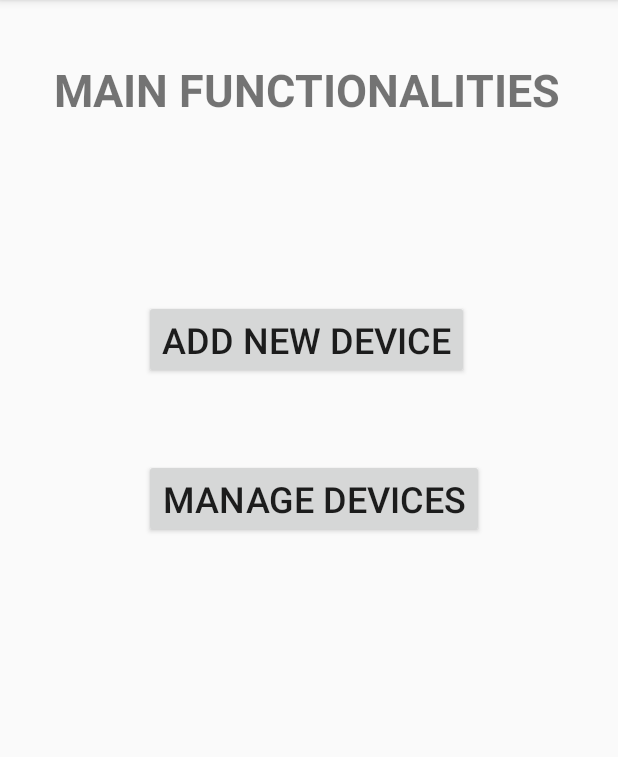
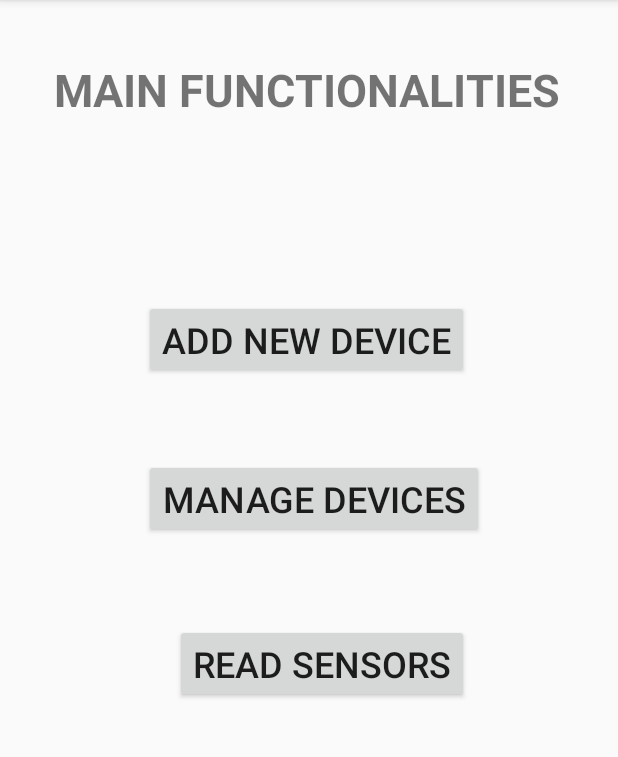
Before and after one commit to RubenRodrigues28/ApplicationAmbientIntelligence, an Android app: the MainConsoleActivity screen opened directly, with no data from a screen before it, on a phone screen of 412 x 824 dp, the part 84-841 px from its top. Run offline under Robolectric (Android 15) with nearby library versions, the phone set to English and light mode, and no system bars.

Commit message:
Erro Base de dados

```diff
--- a/app/src/main/AndroidManifest.xml
+++ b/app/src/main/AndroidManifest.xml
@@ -1,6 +1,9 @@
 <?xml version="1.0" encoding="utf-8"?>
 <manifest xmlns:android="http://schemas.android.com/apk/res/android"
     package="tecnico.ulisboa.pt.smarthomeapplication">
+
+    <uses-permission
+        android:name="android.permission.READ_EXTERNAL_STORAGE" />
 
     <application
         android:allowBackup="true"
--- a/app/src/main/java/tecnico/ulisboa/pt/smarthomeapplication/MainConsoleActivity.java
+++ b/app/src/main/java/tecnico/ulisboa/pt/smarthomeapplication/MainConsoleActivity.java
@@ -1,17 +1,38 @@
 package tecnico.ulisboa.pt.smarthomeapplication;
 
+import android.Manifest;
+import android.app.ActionBar;
 import android.content.Intent;
+import android.os.Build;
 import android.os.Bundle;
 import android.view.View;
 import android.widget.Button;
+import android.widget.ListView;
+import android.widget.TextView;
+import android.widget.Toast;
 
 import androidx.appcompat.app.AppCompatActivity;
+
+import java.io.BufferedReader;
+import java.io.FileInputStream;
+import java.io.FileNotFoundException;
+import java.io.IOException;
+import java.io.InputStream;
+import java.io.InputStreamReader;
+import java.util.List;
+
+import tecnico.ulisboa.pt.smarthomeapplication.database.DatabaseHelper;
+import tecnico.ulisboa.pt.smarthomeapplication.database.DeviceModel;
 
 public class MainConsoleActivity extends AppCompatActivity {
 
     //UI REFERENCES
     private Button btn_addNewDevice;
     private Button btn_manageDevices;
+    private Button btn_readSensors;
+    private TextView textOuput;
+    private ListView lst_devices;
+    private DatabaseHelper databaseHelper;
 
     @Override
     protected void onCreate(Bundle savedInstanceState) {
@@ -20,7 +41,15 @@ public class MainConsoleActivity extends AppCompatActivity {
 
         btn_addNewDevice = findViewById(R.id.btnAddDevice);
         btn_manageDevices = findViewById(R.id.btnManageDevices);
+        btn_readSensors = findViewById(R.id.btnReadSensors);
+        textOuput = findViewById(R.id.textOuput);
+
+        lst_devices = findViewById(R.id.lst_devices);
+        databaseHelper = new DatabaseHelper(MainConsoleActivity.this);
+
         setClickListeners();
+
+
     }
 
     private void setClickListeners() {
@@ -37,6 +66,13 @@ public class MainConsoleActivity extends AppCompatActivity {
                 openShowDevicesActivity();
             }
         });
+
+        btn_readSensors.setOnClickListener(new View.OnClickListener() {
+            @Override
+            public void onClick(View v) {
+                readFile();
+            }
+        });
     }
 
     public void openShowDevicesActivity() {
@@ -48,4 +84,38 @@ public class MainConsoleActivity extends AppCompatActivity {
         Intent intent = new Intent(this, AddNewDeviceActivity.class);
         startActivity(intent);
     }
+
+    public void readFile() {
+        List<DeviceModel> devices = databaseHelper.getDevices();
+        for (DeviceModel device : devices) {
+            Toast.makeText(getApplicationContext(), device.getDeviceId(), Toast.LENGTH_LONG).show();
+        }
+
+        ActionBar.Tab displayText = null;
+        try {
+            InputStream file = this.getResources().openRawResource(R.raw.inputsensor);
+            InputStreamReader input = new InputStreamReader(file);
+            BufferedReader reader = new BufferedReader(input);
+
+            StringBuffer string = new StringBuffer();
+            String lines = "";
+            while ((lines = reader.readLine()) != null) {
+                string.append(lines + "\n");
+                if(lines.contains("temperature:")){
+                    String[] linha = lines.split("temperature:");
+                    //tempValue = Integer.parseInt(linha[1]);
+                    //if (tempValue < 0)
+                        //Toast.makeText(getApplicationContext(), linha[1], Toast.LENGTH_LONG).show();
+                }
+            }
+            textOuput.setText(string);
+            reader.close();
+
+
+        } catch (FileNotFoundException e) {
+            e.printStackTrace();
+        } catch (IOException e) {
+            e.printStackTrace();
+        }
+    }
 }
--- a/app/src/main/java/tecnico/ulisboa/pt/smarthomeapplication/database/DeviceModel.java
+++ b/app/src/main/java/tecnico/ulisboa/pt/smarthomeapplication/database/DeviceModel.java
@@ -9,6 +9,8 @@ import static tecnico.ulisboa.pt.smarthomeapplication.database.DevicesConstants.
 import static tecnico.ulisboa.pt.smarthomeapplication.database.DevicesConstants.DEFAULT_POWERPLUG_ENERGY_CONSUMED;
 import static tecnico.ulisboa.pt.smarthomeapplication.database.DevicesConstants.DEFAULT_SENSOR_ENERGY_CONSUMED;
 import static tecnico.ulisboa.pt.smarthomeapplication.database.DevicesConstants.DEFAULT_SENSOR_HUMIDITY_PERCENT;
+import static tecnico.ulisboa.pt.smarthomeapplication.database.DevicesConstants.DEFAULT_SENSOR_MAXTEMPERATURE_CELSIUS;
+import static tecnico.ulisboa.pt.smarthomeapplication.database.DevicesConstants.DEFAULT_SENSOR_MINTEMPERATURE_CELSIUS;
 import static tecnico.ulisboa.pt.smarthomeapplication.database.DevicesConstants.DEFAULT_SENSOR_TEMPERATURE_CELSIUS;
 
 public class DeviceModel implements Serializable {
@@ -34,7 +36,7 @@ public class DeviceModel implements Serializable {
                 powerPlugModel = new PowerPlugModel(DEFAULT_POWERPLUG_ENERGY_CONSUMED);
                 break;
             case "Sensor":
-                sensorModel = new SensorModel(DEFAULT_SENSOR_HUMIDITY_PERCENT, DEFAULT_SENSOR_TEMPERATURE_CELSIUS, DEFAULT_SENSOR_ENERGY_CONSUMED);
+                sensorModel = new SensorModel(DEFAULT_SENSOR_HUMIDITY_PERCENT, DEFAULT_SENSOR_TEMPERATURE_CELSIUS, DEFAULT_SENSOR_ENERGY_CONSUMED, DEFAULT_SENSOR_MAXTEMPERATURE_CELSIUS, DEFAULT_SENSOR_MINTEMPERATURE_CELSIUS);
                 break;
             default:
                 // when none of the cases is true.
--- a/app/src/main/java/tecnico/ulisboa/pt/smarthomeapplication/database/DevicesConstants.java
+++ b/app/src/main/java/tecnico/ulisboa/pt/smarthomeapplication/database/DevicesConstants.java
@@ -10,5 +10,7 @@ public class DevicesConstants {
 
     protected static final int DEFAULT_SENSOR_HUMIDITY_PERCENT = 40;
     protected static final int DEFAULT_SENSOR_TEMPERATURE_CELSIUS = 22;
+    protected static final int DEFAULT_SENSOR_MAXTEMPERATURE_CELSIUS = 30;
+    protected static final int DEFAULT_SENSOR_MINTEMPERATURE_CELSIUS = 15;
     protected static final int DEFAULT_SENSOR_ENERGY_CONSUMED = 30;
 }
--- a/app/src/main/java/tecnico/ulisboa/pt/smarthomeapplication/database/SQLConstants.java
+++ b/app/src/main/java/tecnico/ulisboa/pt/smarthomeapplication/database/SQLConstants.java
@@ -45,16 +45,22 @@ public class SQLConstants {
     protected static final String SENSORS_TABLE = "SENSORS";
     protected static final String COLUMN_SENSOR_HUMIDITY = "humidity";
     protected static final String COLUMN_SENSOR_TEMPERATURE = "temperature";
+    protected static final String COLUMN_SENSOR_MAXTEMPERATURE = "maxTemperature";
+    protected static final String COLUMN_SENSOR_MINTEMPERATURE = "minTemperature";
     protected static final String COLUMN_SENSOR_ENERGYCONSUMED = "energyConsumed";
 
     protected static final String SQL_CREATE_SENSORS_TABLE = "CREATE TABLE IF NOT EXISTS " + SENSORS_TABLE + "("
             + COLUMN_DEVICE_ID + " INTEGER  PRIMARY KEY,"
             + COLUMN_SENSOR_HUMIDITY + " INTEGER NOT NULL,"
             + COLUMN_SENSOR_TEMPERATURE + " INTEGER NOT NULL,"
+            + COLUMN_SENSOR_MAXTEMPERATURE + " INTEGER NOT NULL,"
+            + COLUMN_SENSOR_MINTEMPERATURE + " INTEGER NOT NULL,"
             + COLUMN_SENSOR_ENERGYCONSUMED + " INTEGER NOT NULL)";
 
     protected static final String SQL_SELECT_HUMIDITY_SENSOR = "SELECT " + COLUMN_SENSOR_HUMIDITY + " FROM " + SENSORS_TABLE + " WHERE " + COLUMN_DEVICE_ID + " = ";
     protected static final String SQL_SELECT_TEMPERATURE_SENSOR = "SELECT " + COLUMN_SENSOR_TEMPERATURE + " FROM " + SENSORS_TABLE + " WHERE " + COLUMN_DEVICE_ID + " = ";
+    protected static final String SQL_SELECT_MAXTEMPERATURE_SENSOR = "SELECT " + COLUMN_SENSOR_MAXTEMPERATURE + " FROM " + SENSORS_TABLE + " WHERE " + COLUMN_DEVICE_ID + " = ";
+    protected static final String SQL_SELECT_MINTEMPERATURE_SENSOR = "SELECT " + COLUMN_SENSOR_MINTEMPERATURE + " FROM " + SENSORS_TABLE + " WHERE " + COLUMN_DEVICE_ID + " = ";
     protected static final String SQL_SELECT_ENERGY_CONSUMED_SENSOR = "SELECT " + COLUMN_SENSOR_ENERGYCONSUMED + " FROM " + SENSORS_TABLE + " WHERE " + COLUMN_DEVICE_ID + " = ";
     protected static final String SQL_DELETE_DEVICE_SENSOR = "DELETE FROM " + SENSORS_TABLE + " WHERE " + COLUMN_DEVICE_ID + " = ";
 
--- a/app/src/main/res/layout/activity_main_console.xml
+++ b/app/src/main/res/layout/activity_main_console.xml
@@ -5,6 +5,21 @@
     android:layout_width="match_parent"
     android:layout_height="match_parent"
     tools:context=".MainActivity">
+
+    <Button
+        android:id="@+id/btnReadSensors"
+        android:layout_width="wrap_content"
+        android:layout_height="wrap_content"
+        android:layout_marginTop="416dp"
+        android:layout_marginBottom="264dp"
+        android:text="READ SENSORS"
+        android:textSize="24sp"
+        app:layout_constraintBottom_toBottomOf="parent"
+        app:layout_constraintEnd_toEndOf="parent"
+        app:layout_constraintHorizontal_bias="0.539"
+        app:layout_constraintStart_toStartOf="parent"
+        app:layout_constraintTop_toTopOf="parent"
+        app:layout_constraintVertical_bias="0.0" />
 
     <Button
         android:id="@+id/btnAddDevice"
@@ -43,4 +58,20 @@
         app:layout_constraintStart_toStartOf="parent"
         app:layout_constraintTop_toTopOf="parent" />
 
+    <TextView
+        android:id="@+id/textOuput"
+        android:layout_width="wrap_content"
+        android:layout_height="wrap_content"
+        android:layout_marginStart="178dp"
+        android:layout_marginLeft="178dp"
+        android:layout_marginTop="542dp"
+        android:layout_marginEnd="174dp"
+        android:layout_marginRight="174dp"
+        android:layout_marginBottom="170dp"
+        android:text=""
+        app:layout_constraintBottom_toBottomOf="parent"
+        app:layout_constraintEnd_toEndOf="parent"
+        app:layout_constraintStart_toStartOf="parent"
+        app:layout_constraintTop_toTopOf="parent" />
+
 </androidx.constraintlayout.widget.ConstraintLayout>
```
Also changed, not shown: app/src/main/java/tecnico/ulisboa/pt/smarthomeapplication/database/DatabaseHelper.java (+62 -1 lines), app/src/main/java/tecnico/ulisboa/pt/smarthomeapplication/database/SensorModel.java (+26 -2 lines), 1 other file.
